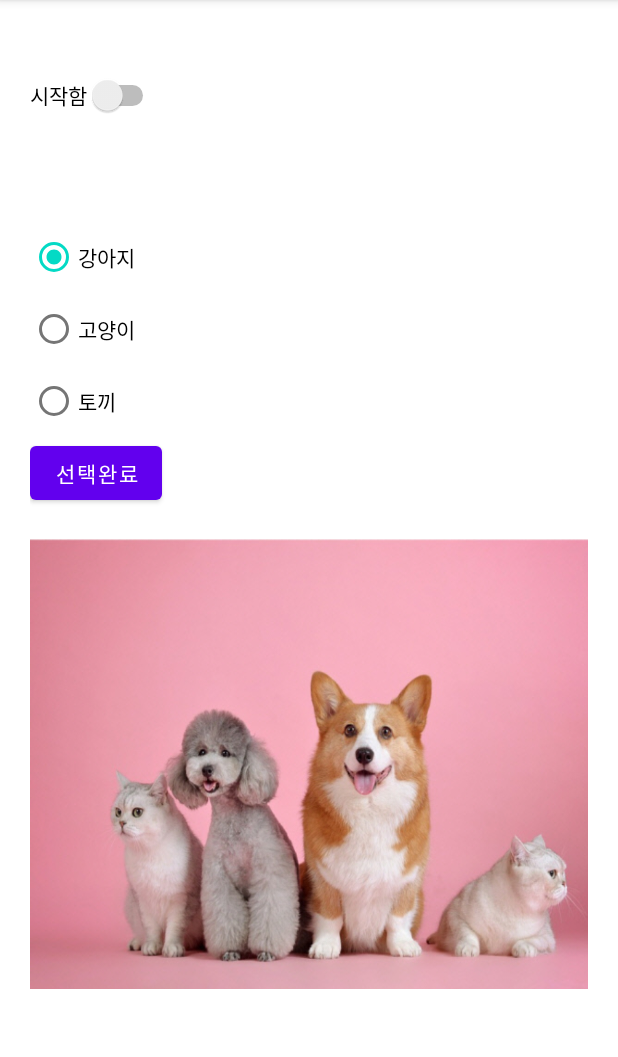
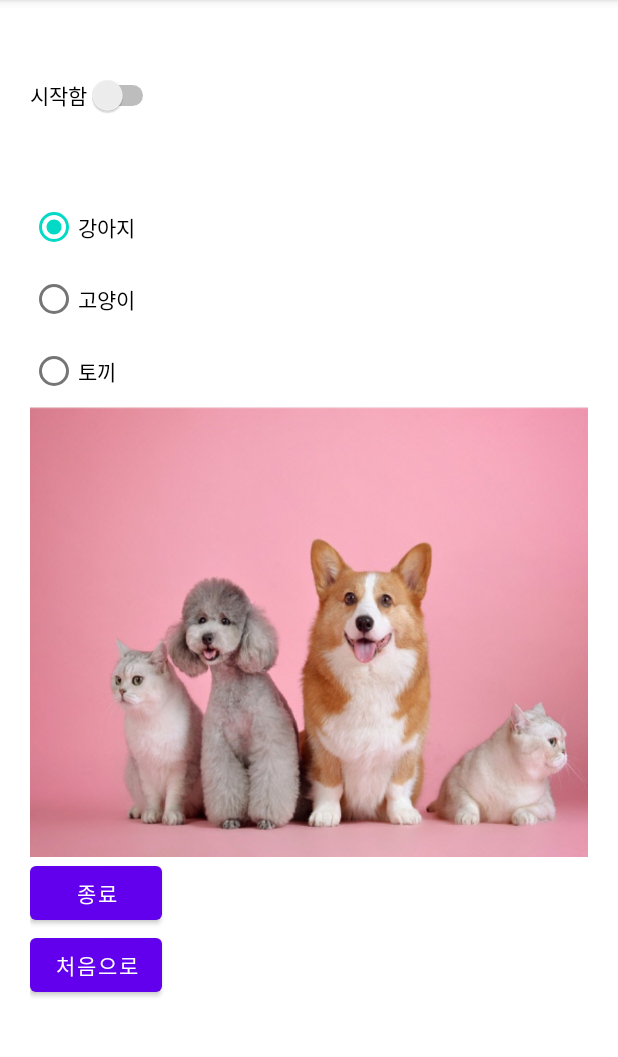
Before and after one commit to Winni-Lina/project4_2, an Android app: the screen it shows after launch (MainActivity), on a phone screen of 412 x 824 dp, the part 84-1141 px from its top. Run offline under Robolectric (Android 15) with nearby library versions, the phone set to English and light mode, and no system bars.

Commit message:
직접풀어보기 4-4 종료, 처음으로 버튼 2개 추가

```diff
--- a/app/src/main/java/kr/hs/emirim/w2026/project4_2/MainActivity.java
+++ b/app/src/main/java/kr/hs/emirim/w2026/project4_2/MainActivity.java
@@ -5,13 +5,12 @@ import androidx.appcompat.app.AppCompatActivity;
 import android.os.Bundle;
 import android.view.View;
 import android.widget.Button;
-import android.widget.CheckBox;
 import android.widget.CompoundButton;
 import android.widget.ImageView;
 import android.widget.LinearLayout;
 import android.widget.RadioGroup;
 import android.widget.Switch;
-import android.widget.Switch;
+import android.widget.Button;
 
 public class MainActivity extends AppCompatActivity {
     Switch switchStart;
@@ -27,12 +26,34 @@ public class MainActivity extends AppCompatActivity {
         linear = findViewById(R.id.linear);
         rg = findViewById(R.id.rg);
         imgv = findViewById(R.id.imgv);
-        Button btnDone = findViewById(R.id.btn_done);
+        Button btnFinish = findViewById(R.id.btn_finish);
+        Button btnFirst = findViewById(R.id.btn_first);
+
+        btnFinish.setOnClickListener(btnListener);
+        btnFirst.setOnClickListener(btnListener);
 
         switchStart.setOnCheckedChangeListener(checkListener);
-        btnDone.setOnClickListener(btnListener);
+        rg.setOnCheckedChangeListener(rgListener);
 
     }
+
+    View.OnClickListener btnListener = new View.OnClickListener() {
+        @Override
+        public void onClick(View v) {
+            switch (v.getId()){
+                case R.id.btn_finish :
+                    finish();
+                    break;
+                case R.id.btn_first:
+                    if (switchStart.isChecked())
+                        linear.setVisibility(View.VISIBLE);
+                    else
+                        linear.setVisibility(View.INVISIBLE);
+                        switchStart.setChecked(false);
+                    break;
+                }
+            }
+        };
 
     CompoundButton.OnCheckedChangeListener checkListener = new CompoundButton.OnCheckedChangeListener() {
         @Override
@@ -46,10 +67,10 @@ public class MainActivity extends AppCompatActivity {
             }
         }
     };
-    View.OnClickListener btnListener = new View.OnClickListener() {
+    RadioGroup.OnCheckedChangeListener rgListener = new RadioGroup.OnCheckedChangeListener() {
         @Override
-        public void onClick(View v) {
-            switch(rg.getCheckedRadioButtonId()){
+        public void onCheckedChanged(RadioGroup group, int checkedId) {
+            switch(checkedId){
                 case R.id.radio_dog:
                     imgv.setImageResource(R.drawable.dog);
                     break;
--- a/app/src/main/res/layout/activity_main.xml
+++ b/app/src/main/res/layout/activity_main.xml
@@ -18,8 +18,7 @@
         android:id="@+id/switch_start"
         android:layout_width="wrap_content"
         android:layout_height="wrap_content"
-        android:text="@string/check1"
-        android:layout_marginBottom="20dp"/>
+        android:text="@string/check1"/>
     <LinearLayout
         android:id="@+id/linear"
         android:layout_width="match_parent"
@@ -54,19 +53,22 @@
                 android:text="@string/radio_rabbit"/>
 
         </RadioGroup>
-        <Button
-            android:id="@+id/btn_done"
-            android:layout_width="wrap_content"
-            android:layout_height="wrap_content"
-            android:text="@string/btn_done"
-            />
         <ImageView
             android:id="@+id/imgv"
             android:layout_width="400dp"
             android:layout_height="300dp"
             android:scaleType="fitXY"
-            android:src="@drawable/dog"
-            android:layout_marginTop="20dp"/>
+            android:src="@drawable/dog"/>
+        <Button
+            android:id="@+id/btn_finish"
+            android:layout_width="wrap_content"
+            android:layout_height="wrap_content"
+            android:text="@string/btn_finish"/>
+        <Button
+            android:id="@+id/btn_first"
+            android:layout_width="wrap_content"
+            android:layout_height="wrap_content"
+            android:text="@string/btn_first"/>
     </LinearLayout>
 
 </LinearLayout>
--- a/app/src/main/res/values/strings.xml
+++ b/app/src/main/res/values/strings.xml
@@ -7,5 +7,7 @@
     <string name="radio_cat">고양이</string>
     <string name="radio_rabbit">토끼</string>
     <string name="btn_done">선택완료</string>
+    <string name="btn_finish">종료</string>
+    <string name="btn_first">처음으로</string>
 
 </resources>
```
